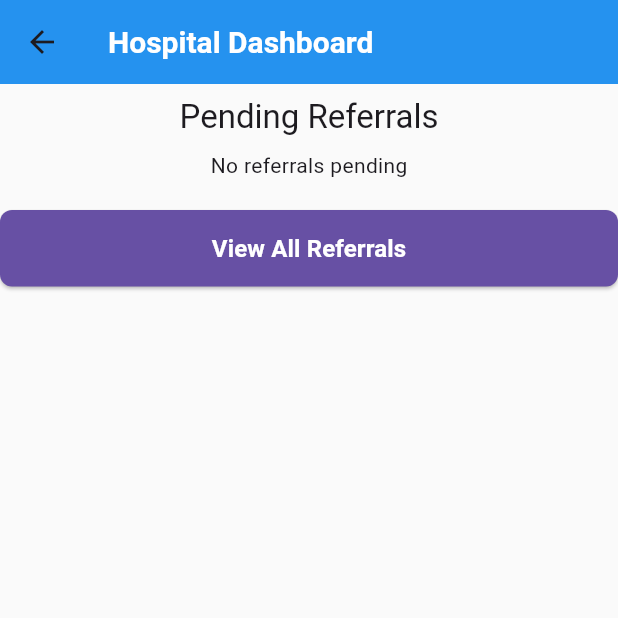
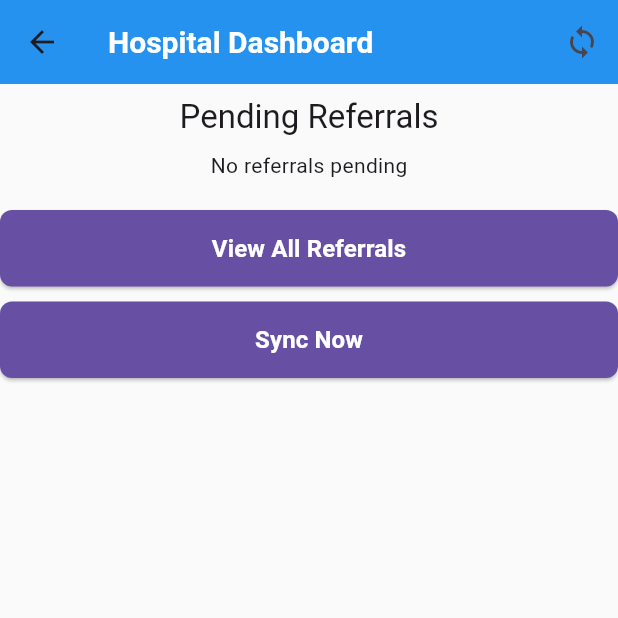
Before and after one commit to kingfillari/referral_mobile_mvp, a Flutter app: the HospitalDashboard screen opened directly with empty values, after a tap on "View All Referrals", on a phone screen of 412 x 824 dp, the top half of it. Run offline on Flutter 3.47's test engine with Material 3 defaults, Android fonts, the phone set to English and light mode, and no system bars; our stand-ins replace connectivity_plus, flutter_local_notifications, flutter_secure_storage, sqflite; accounts and stored records are empty.

Commit message:
update lib/screens/dashboards/hospital_dashboard.dart

```diff
--- a/lib/screens/dashboards/hospital_dashboard.dart
+++ b/lib/screens/dashboards/hospital_dashboard.dart
@@ -2,11 +2,12 @@
 import '../../models/referral_model.dart';
 import '../../models/user_model.dart';
 import '../../services/sqlite_service.dart';
+import '../../services/sync_service.dart';
 import '../../widgets/referral_card.dart';
 import '../../widgets/custom_button.dart';
 
 class HospitalDashboard extends StatefulWidget {
-    final UserModel user;
+  final UserModel user;
 
   const HospitalDashboard({super.key, required this.user});
 
@@ -16,8 +17,11 @@
 
 class _HospitalDashboardState extends State<HospitalDashboard> {
   final SQLiteService _db = SQLiteService();
+  final SyncService _syncService = SyncService();
+
   List<ReferralModel> _referrals = [];
   bool _loading = true;
+  bool _syncing = false;
 
   @override
   void initState() {
@@ -26,9 +30,7 @@
   }
 
   Future<void> _loadReferrals() async {
-    setState(() {
-      _loading = true;
-    });
+    setState(() => _loading = true);
     final referrals = await _db.getReferrals();
     setState(() {
       _referrals = referrals;
@@ -36,13 +38,27 @@
     });
   }
 
+  Future<void> _syncData() async {
+    setState(() => _syncing = true);
+    try {
+      final tenantId = widget.user.tenantId ?? 1;
+      await _syncService.syncAll(tenantId);
+      ScaffoldMessenger.of(context).showSnackBar(
+        const SnackBar(content: Text('Sync completed!')),
+      );
+      _loadReferrals();
+    } catch (e) {
+      ScaffoldMessenger.of(context).showSnackBar(
+        SnackBar(content: Text('Sync failed: $e')),
+      );
+    } finally {
+      setState(() => _syncing = false);
+    }
+  }
+
   Widget _buildReferralList() {
-    if (_loading) {
-      return const Center(child: CircularProgressIndicator());
-    }
-    if (_referrals.isEmpty) {
-      return const Center(child: Text('No referrals pending'));
-    }
+    if (_loading) return const Center(child: CircularProgressIndicator());
+    if (_referrals.isEmpty) return const Center(child: Text('No referrals pending'));
     return ListView.builder(
       shrinkWrap: true,
       physics: const NeverScrollableScrollPhysics(),
@@ -67,7 +83,17 @@
   @override
   Widget build(BuildContext context) {
     return Scaffold(
-      appBar: AppBar(title: const Text('Hospital Dashboard')),
+      appBar: AppBar(
+        title: const Text('Hospital Dashboard'),
+        actions: [
+          IconButton(
+            icon: _syncing
+                ? const CircularProgressIndicator(color: Colors.white)
+                : const Icon(Icons.sync),
+            onPressed: _syncing ? null : _syncData,
+          ),
+        ],
+      ),
       body: RefreshIndicator(
         onRefresh: _loadReferrals,
         child: SingleChildScrollView(
@@ -89,6 +115,11 @@
                   Navigator.pushNamed(context, '/referral-list');
                 },
               ),
+              const SizedBox(height: 10),
+              CustomButton(
+                text: _syncing ? 'Syncing...' : 'Sync Now',
+                onPressed: _syncing ? null : _syncData,
+              ),
             ],
           ),
         ),
```
